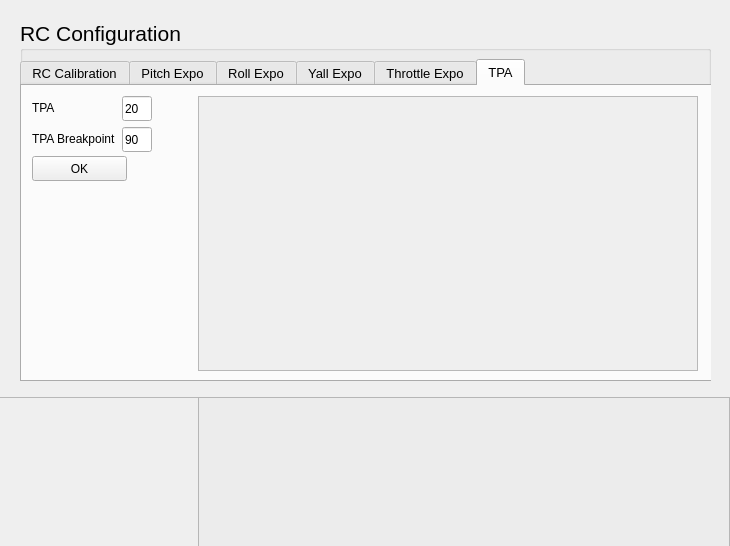
Above: src/uavconfig.ui from nlbtuyen/ConfigurationGCS before the change. Below: the same form after it.
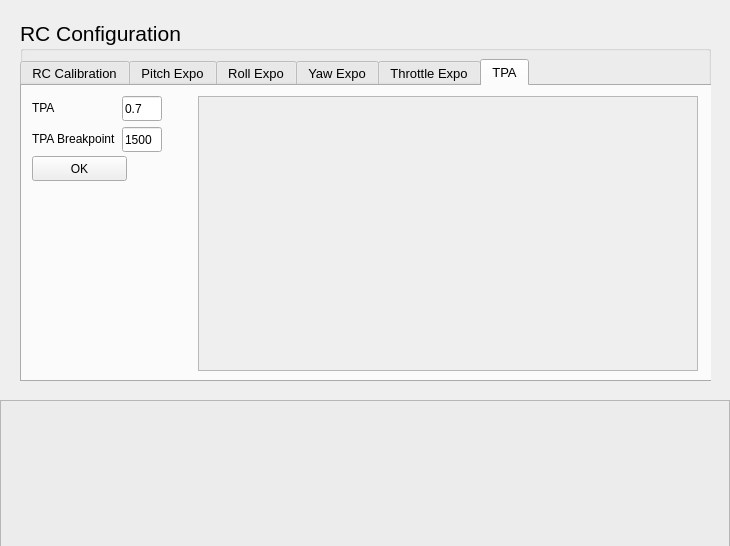
That is the form after the change. The open tabs and pages were chosen to show the change.

The edit to the form file:
```diff
--- a/src/uavconfig.ui
+++ b/src/uavconfig.ui
@@ -982,7 +982,7 @@
       </widget>
       <widget class="QWidget" name="tab_YawExpo">
        <attribute name="title">
-        <string>Yall Expo</string>
+        <string>Yaw Expo</string>
        </attribute>
       </widget>
       <widget class="QWidget" name="tab_ThrottleExpo">
@@ -999,7 +999,7 @@
          <rect>
           <x>10</x>
           <y>10</y>
-          <width>121</width>
+          <width>131</width>
           <height>58</height>
          </rect>
         </property>
@@ -1021,13 +1021,13 @@
           <widget class="QLineEdit" name="lineEdit_TPA">
            <property name="minimumSize">
             <size>
-             <width>30</width>
+             <width>40</width>
              <height>25</height>
             </size>
            </property>
            <property name="maximumSize">
             <size>
-             <width>30</width>
+             <width>40</width>
              <height>25</height>
             </size>
            </property>
@@ -1038,7 +1038,7 @@
             </font>
            </property>
            <property name="text">
-            <string>20</string>
+            <string>0.7</string>
            </property>
           </widget>
          </item>
@@ -1059,13 +1059,13 @@
           <widget class="QLineEdit" name="lineEdit_TPA_Breakpoint">
            <property name="minimumSize">
             <size>
-             <width>30</width>
+             <width>40</width>
              <height>25</height>
             </size>
            </property>
            <property name="maximumSize">
             <size>
-             <width>30</width>
+             <width>40</width>
              <height>25</height>
             </size>
            </property>
@@ -1076,7 +1076,7 @@
             </font>
            </property>
            <property name="text">
-            <string>90</string>
+            <string>1500</string>
            </property>
           </widget>
          </item>
@@ -4621,59 +4621,24 @@
     </widget>
    </widget>
   </widget>
-  <widget class="QScrollArea" name="scrollArea_3D">
-   <property name="geometry">
-    <rect>
-     <x>-1</x>
-     <y>397</y>
-     <width>200</width>
-     <height>150</height>
-    </rect>
-   </property>
-   <property name="minimumSize">
-    <size>
-     <width>200</width>
-     <height>150</height>
-    </size>
-   </property>
-   <property name="maximumSize">
-    <size>
-     <width>200</width>
-     <height>150</height>
-    </size>
-   </property>
-   <property name="widgetResizable">
-    <bool>true</bool>
-   </property>
-   <widget class="QWidget" name="scrollAreaWidgetContents_3">
-    <property name="geometry">
-     <rect>
-      <x>0</x>
-      <y>0</y>
-      <width>198</width>
-      <height>148</height>
-     </rect>
-    </property>
-   </widget>
-  </widget>
   <widget class="QPlainTextEdit" name="plainTextEdit_Status">
    <property name="geometry">
     <rect>
-     <x>198</x>
-     <y>397</y>
-     <width>532</width>
+     <x>0</x>
+     <y>400</y>
+     <width>730</width>
      <height>150</height>
     </rect>
    </property>
    <property name="minimumSize">
     <size>
-     <width>532</width>
+     <width>730</width>
      <height>150</height>
     </size>
    </property>
    <property name="maximumSize">
     <size>
-     <width>532</width>
+     <width>730</width>
      <height>150</height>
     </size>
    </property>
```
Left out of the diff: 8 changed lines with no effect on the pictures.
